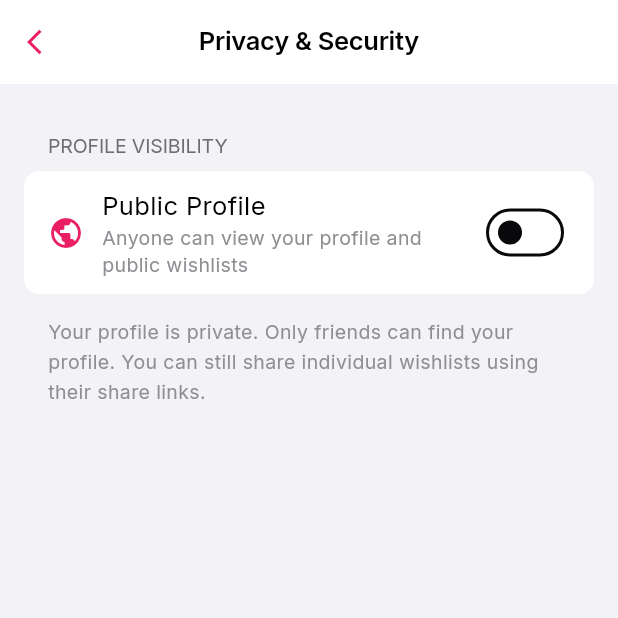
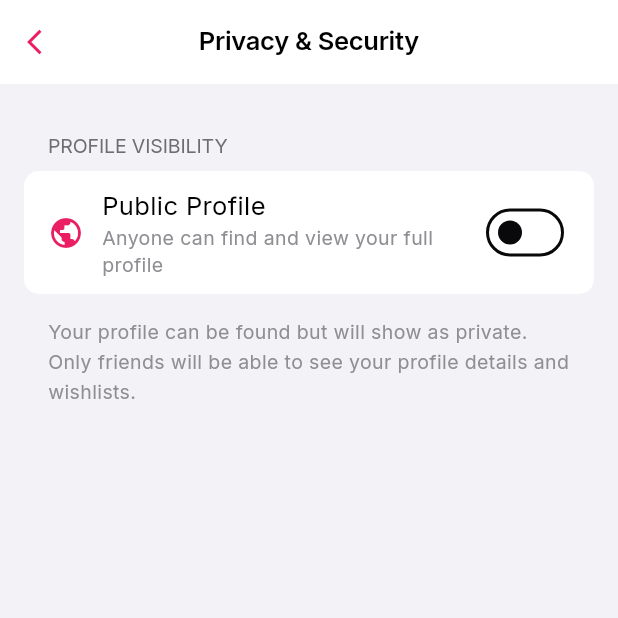
Before and after one commit to filippkowalski/heywish, a Flutter app: the PrivacySettingsScreen screen opened directly, on a phone screen of 412 x 824 dp, the top half of it. Run offline on Flutter 3.47's test engine with Material 3 defaults, Android fonts, the phone set to English and light mode, and no system bars; drawn by our look-alikes of screenshot; our stand-ins replace auto_size_text, cached_network_image, connectivity_plus, dio, easy_localization, firebase_auth and 15 more; missing offline and left inert: quick_actions, receive_sharing_intent; accounts and stored records are empty; network calls fail.

Commit message:
refactor: Update profile privacy wording for clarity
Updated privacy settings to clarify:
- Private profiles can be found but show limited info
- Only friends can see full profile details when private
- Public profiles show full information to everyone

Mobile Changes:
- Updated localization strings for profile visibility
- Improved explanatory text in privacy settings screen
- Made distinction between 'findable' and 'viewable' clearer

🤖 Generated with [Claude Code](https://claude.com/claude-code)

Co-Authored-By: Claude <noreply@anthropic.com>

```diff
--- a/mobile/assets/translations/en.json
+++ b/mobile/assets/translations/en.json
@@ -277,11 +277,11 @@
     "privacy_security": "Privacy & Security",
     "privacy_subtitle": "Control your privacy settings",
     "profile_visibility": "Profile Visibility",
-    "profile_visibility_subtitle": "Make your profile visible to others",
+    "profile_visibility_subtitle": "Control who can see your profile details",
     "profile_public": "Public Profile",
-    "profile_public_subtitle": "Anyone can view your profile and public wishlists",
+    "profile_public_subtitle": "Anyone can find and view your full profile",
     "profile_private": "Private Profile",
-    "profile_private_subtitle": "Only friends can find your profile",
+    "profile_private_subtitle": "Profile is visible but marked private until you're friends",
     "help_support": "Help & Support",
     "help_subtitle": "Get help and contact support",
     "about_subtitle": "App information and terms",
--- a/mobile/lib/screens/profile/privacy_settings_screen.dart
+++ b/mobile/lib/screens/profile/privacy_settings_screen.dart
@@ -137,8 +137,8 @@ class _PrivacySettingsScreenState extends State<PrivacySettingsScreen> {
                       padding: const EdgeInsets.symmetric(horizontal: 32),
                       child: Text(
                         _isProfilePublic
-                            ? 'Your profile is visible to everyone. Anyone can view your username, bio, and public wishlists.'
-                            : 'Your profile is private. Only friends can find your profile. You can still share individual wishlists using their share links.',
+                            ? 'Your profile is public. Anyone can find you and view your full profile including username, bio, and public wishlists.'
+                            : 'Your profile can be found but will show as private. Only friends will be able to see your profile details and wishlists.',
                         style: const TextStyle(
                           fontSize: 13,
                           color: Color(0xFF8E8E93),
```
